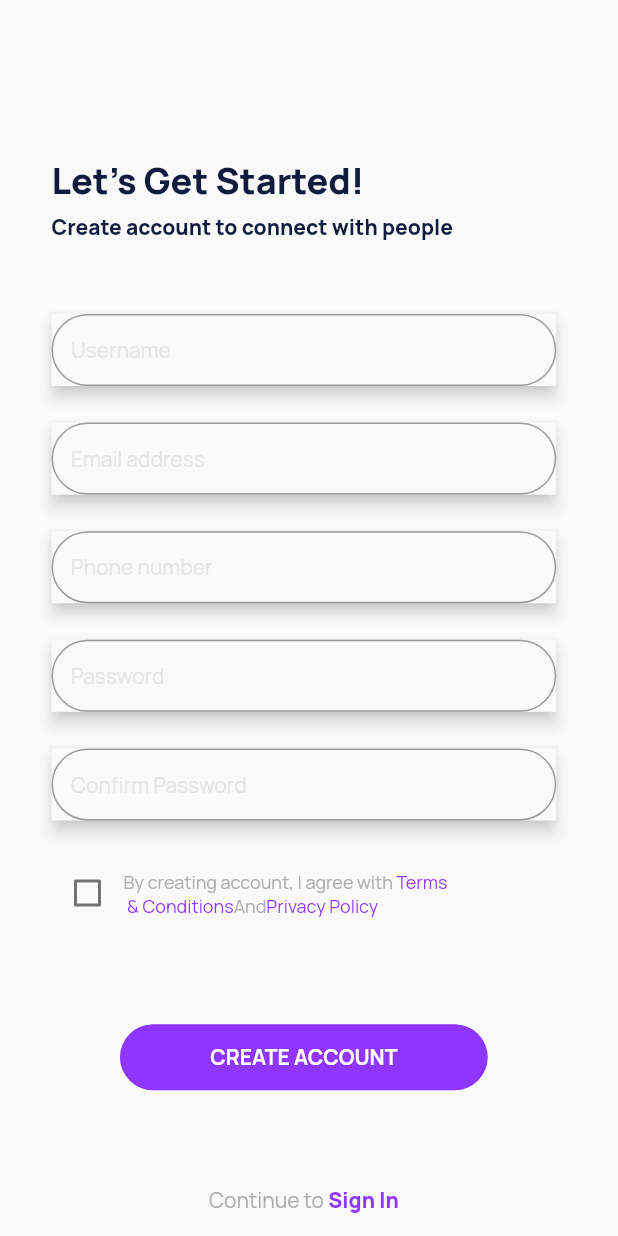
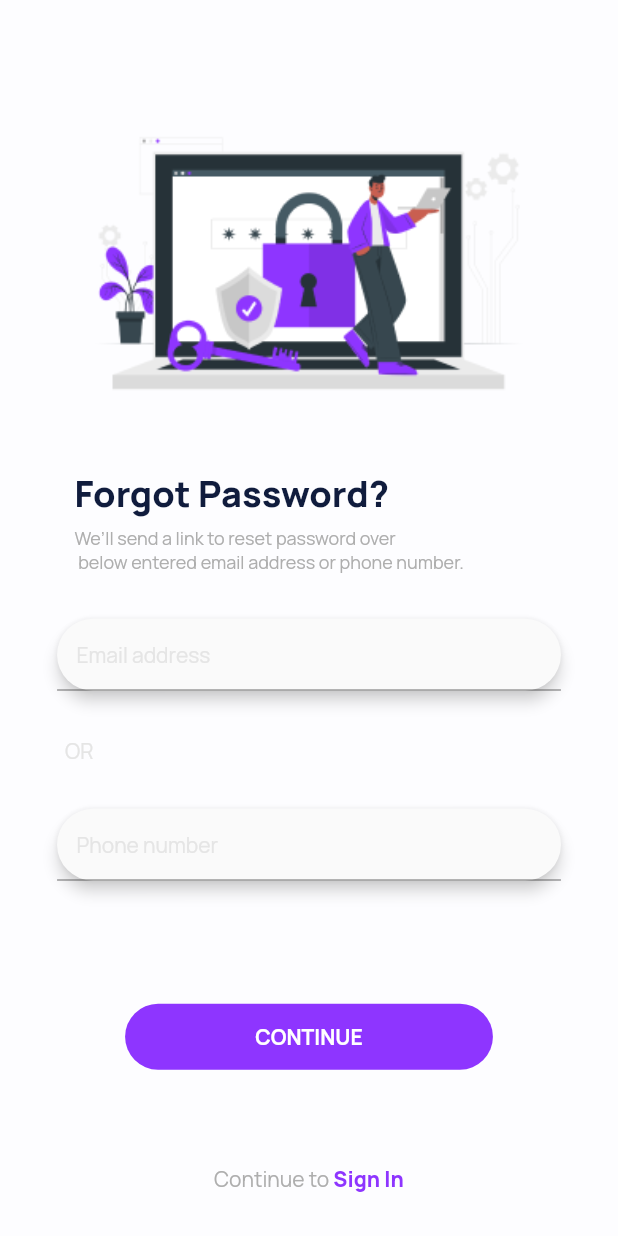
Before and after one commit to nehmajmudar/MateVibes, a Flutter app: the screen it shows after launch, on a phone screen of 412 x 824 dp. Run offline on Flutter 3.47's test engine with Material 2 defaults, Android fonts, the light colour scheme and no system bars.

Commit message:
Forgot password screen

```diff
--- a/lib/main.dart
+++ b/lib/main.dart
@@ -1,4 +1,5 @@
 import 'package:flutter/material.dart';
+import 'package:matevibes/screens/forgot_password.dart';
 import 'package:matevibes/screens/sign_in.dart';
 import 'package:matevibes/screens/sign_up.dart';
 
@@ -13,7 +14,7 @@ class MyApp extends StatelessWidget {
     return MaterialApp(
       initialRoute: '/',
       routes: {
-        '/': (context) => SignUp(),
+        '/': (context) => ForgotPassword(),
       },
     );
   }
--- a/lib/res/app_colors.dart
+++ b/lib/res/app_colors.dart
@@ -9,4 +9,6 @@ class AppColors{
   static Color colorWhite=Color(0xFFffffff);
   static Color colorLetsGetStarted=Color(0xFF101c3d);
   static Color colorCreateAccountToConnect=Color(0xFFaeaeae);
+  static Color colorBackgroundColor=Color(0xFFfdfdff);
+  static LinearGradient colorMateVibes=LinearGradient(colors: [Color(0xFF8e35ff),Color(0xFFffa030)]);
 }
--- a/lib/res/app_string.dart
+++ b/lib/res/app_string.dart
@@ -23,4 +23,8 @@ class AppString{
   static String txtPasswordLengthMoreThan6="Password length should be more than 6 characters";
   static String txtEnterValidPhoneNo="Enter valid phone number";
   static String txtPleaseSelectCheckBox="Please select the checkbox.";
+  static String txtMateVibes="MateVibes";
+  static String txtForgotPasswordText="We’ll send a link to reset password over\n below entered email address or phone number.";
+  static String txtOR="OR";
+  static String txtContinue="continue";
 }
--- /dev/null
+++ b/lib/screens/forgot_password.dart
@@ -0,0 +1,127 @@
+import 'package:flutter/cupertino.dart';
+import 'package:flutter/gestures.dart';
+import 'package:flutter/material.dart';
+import 'package:matevibes/res/app_colors.dart';
+import 'package:matevibes/res/app_string.dart';
+
+class ForgotPassword extends StatefulWidget {
+  const ForgotPassword({Key? key}) : super(key: key);
+
+  @override
+  _ForgotPasswordState createState() => _ForgotPasswordState();
+}
+
+class _ForgotPasswordState extends State<ForgotPassword> {
+  @override
+  Widget build(BuildContext context) {
+    return Scaffold(
+      backgroundColor: AppColors.colorBackgroundColor,
+      body: SingleChildScrollView(
+        child: Padding(
+          padding: EdgeInsets.only(top: MediaQuery.of(context).size.height/9.76,bottom: MediaQuery.of(context).size.height/18.75),
+          child: Column(
+            children: [
+              Container(
+                width: MediaQuery.of(context).size.width/1.25,
+                height: MediaQuery.of(context).size.height/4.51,
+                margin: EdgeInsets.only(bottom: MediaQuery.of(context).size.height/18.26,
+                left: MediaQuery.of(context).size.width/10,right: MediaQuery.of(context).size.width/10),
+                decoration: BoxDecoration(
+                  image: DecorationImage(image: AssetImage('lib/assets/images/forgot_password_img.png',),fit: BoxFit.cover)
+                ),
+              ),
+              Container(
+                alignment: Alignment.topLeft,
+                margin: EdgeInsets.only(left: MediaQuery.of(context).size.width/8.29, bottom: 5),
+                child: Text(AppString.txtForgotPassword,style: TextStyle(color: AppColors.colorLetsGetStarted,fontSize: 24,fontWeight: FontWeight.w800,fontFamily: 'Manrope'),),
+              ),
+              Container(
+                alignment: Alignment.topLeft,
+                margin: EdgeInsets.only(left: MediaQuery.of(context).size.width/8.29),
+                child: Text(AppString.txtForgotPasswordText,style: TextStyle(color: AppColors.colorForgotPassword,fontSize: 12,fontWeight: FontWeight.w400,fontFamily: 'Manrope'),)
+              ),
+              Container(
+                margin: EdgeInsets.symmetric(vertical: MediaQuery.of(context).size.height/27.22,horizontal: MediaQuery.of(context).size.width/10.83),
+                child: Material(
+                  borderRadius: BorderRadius.all(Radius.circular(50)),
+                  // borderOnForeground: false,
+                  child: TextFormField(
+                    decoration: InputDecoration(
+                      contentPadding: EdgeInsets.all(13),
+                      hintText: AppString.txtEmailAddress,
+                      hintStyle: TextStyle(fontSize: 14,fontWeight: FontWeight.w400,color: AppColors.colorHintText,fontFamily: 'Manrope'),
+                    ),
+                  ),
+                  shadowColor: AppColors.colorHintText,
+                  elevation: 4,
+                ),
+              ),
+              Row(
+                children: [
+                  Container(
+                    margin: EdgeInsets.only(left: MediaQuery.of(context).size.width/9.51,right: MediaQuery.of(context).size.width/32.5,bottom: MediaQuery.of(context).size.height/28.13),
+                    child: Text(AppString.txtOR,style: TextStyle(fontSize: 14,fontWeight: FontWeight.w400,color: AppColors.colorHintText,fontFamily: 'Manrope',),)
+                  ),
+                  Divider(
+                    indent: MediaQuery.of(context).size.width/6.61,
+                    height: 20,
+                    thickness: 20,
+                    color: AppColors.colorRed,
+                  ),
+                ],
+              ),
+              Container(
+                margin: EdgeInsets.only(bottom: MediaQuery.of(context).size.height/10.04,right: MediaQuery.of(context).size.width/10.83,left: MediaQuery.of(context).size.width/10.83),
+                child: Material(
+                  borderRadius: BorderRadius.all(Radius.circular(50)),
+                  // borderOnForeground: false,
+                  child: TextFormField(
+                    decoration: InputDecoration(
+                      contentPadding: EdgeInsets.all(13),
+                      hintText: AppString.txtPhoneNumber,
+                      hintStyle: TextStyle(fontSize: 14,fontWeight: FontWeight.w400,color: AppColors.colorHintText,fontFamily: 'Manrope'),
+                    ),
+                  ),
+                  shadowColor: AppColors.colorHintText,
+                  elevation: 4,
+                ),
+              ),
+              Center(
+                child: GestureDetector(
+                  child: Container(
+                    margin: EdgeInsets.only(bottom: MediaQuery.of(context).size.height/12.98),
+                    width: MediaQuery.of(context).size.width/1.68,
+                    height: MediaQuery.of(context).size.height/18.75,
+                    decoration: BoxDecoration(
+                        color: AppColors.colorSignInButton,
+                        borderRadius: BorderRadius.all(Radius.circular(50))
+                    ),
+                    alignment: Alignment.center,
+                    child: Text(AppString.txtContinue.toUpperCase(),style: TextStyle(fontSize: 14,color: AppColors.colorWhite,fontWeight: FontWeight.w700,fontFamily: 'Manrope'),),
+                  ),
+                ),
+              ),
+              Center(
+                child: RichText(
+                  text: TextSpan(
+                      children: [
+                        TextSpan(
+                          text: AppString.txtContinueTo,
+                          style: TextStyle(fontSize: 14,color: AppColors.colorForgotPassword,fontWeight: FontWeight.w400,fontFamily: 'Manrope'),),
+                        TextSpan(
+                            text: AppString.txtSignIn,
+                            style: TextStyle(fontSize: 14,color: AppColors.colorSignInButton,fontWeight: FontWeight.w800,fontFamily: 'Manrope'),
+                            recognizer: TapGestureRecognizer()
+                              ..onTap=(){}
+                        )
+                      ]
+                  ),
+                ),
+              )
+            ],
+          ),
+        ),
+      ),
+    );
+  }
+}
--- a/lib/screens/sign_in.dart
+++ b/lib/screens/sign_in.dart
@@ -18,12 +18,14 @@ class _SignInState extends State<SignIn> {
     return Form(
       key: _formKey,
       child: Scaffold(
-        backgroundColor: AppColors.colorWhite,
+        backgroundColor: AppColors.colorBackgroundColor,
         body: SingleChildScrollView(
           child: Column(
             children: [
               Container(
-                color: AppColors.colorRed,
+                decoration: BoxDecoration(
+                  image: DecorationImage(image: AssetImage('lib/assets/images/login_bgimage.png'),fit: BoxFit.cover)
+                ),
                 width: MediaQuery.of(context).size.width,
                 height: MediaQuery.of(context).size.height/4,
                 margin: EdgeInsets.only(bottom: 64),
@@ -42,14 +44,13 @@ class _SignInState extends State<SignIn> {
                       margin: EdgeInsets.only(bottom: MediaQuery.of(context).size.height/18,),
                     ),
                     Material(
+                      borderRadius: BorderRadius.all(Radius.circular(50)),
+                      borderOnForeground: false,
                       child: TextFormField(
                         decoration: InputDecoration(
                           contentPadding: EdgeInsets.all(13),
                           hintText: AppString.txtEmailAddress,
                           hintStyle: TextStyle(fontSize: 14,fontWeight: FontWeight.w400,color: AppColors.colorHintText,fontFamily: 'Manrope'),
-                          border: OutlineInputBorder(
-                            borderRadius: BorderRadius.all(Radius.circular(50)),
-                          ),
                         ),
                         validator: (value){
                           if(value!.isEmpty || !RegExp(r"^[a-zA-Z0-9.a-zA-Z0-9.!#$%&'*+-/=?^_`{|}~]+@[a-zA-Z0-9]+\.[a-zA-Z]+").hasMatch(value)){
@@ -65,15 +66,14 @@ class _SignInState extends State<SignIn> {
                       height: MediaQuery.of(context).size.height/33.76,
                     ),
                     Material(
+                      borderRadius: BorderRadius.all(Radius.circular(50)),
+                      borderOnForeground: false,
                       child: TextFormField(
                         obscureText: true,
                         decoration: InputDecoration(
                           contentPadding: EdgeInsets.all(13),
                           hintText: AppString.txtPassword,
                           hintStyle: TextStyle(fontSize: 14,fontWeight: FontWeight.w400,color: AppColors.colorHintText,fontFamily: 'Manrope'),
-                          border: OutlineInputBorder(
-                            borderRadius: BorderRadius.all(Radius.circular(50)),
-                          ),
                         ),
                         validator: (value){
                           if(value!.length<=6 || value.isEmpty){
--- a/lib/screens/sign_up.dart
+++ b/lib/screens/sign_up.dart
@@ -21,6 +21,7 @@ class _SignUpState extends State<SignUp> {
     return Form(
       key: _formKey,
       child: Scaffold(
+        backgroundColor: AppColors.colorBackgroundColor,
         body: SingleChildScrollView(
           child: Padding(
             padding: EdgeInsets.only(left: MediaQuery.of(context).size.width/12,right: MediaQuery.of(context).size.width/10,bottom: MediaQuery.of(context).size.height/18.75),
@@ -36,14 +37,13 @@ class _SignUpState extends State<SignUp> {
                   child: Text(AppString.txtCreateAccountToConnect,style: TextStyle(color: AppColors.colorLetsGetStarted,fontSize: 14,fontWeight: FontWeight.w800,fontFamily: 'Manrope'),),
                 ),
                 Material(
+                  borderRadius: BorderRadius.all(Radius.circular(50)),
+                  borderOnForeground: false,
                   child: TextFormField(
                     decoration: InputDecoration(
                       contentPadding: EdgeInsets.all(13),
                       hintText: AppString.txtUsername,
                       hintStyle: TextStyle(fontSize: 14,fontWeight: FontWeight.w400,color: AppColors.colorHintText,fontFamily: 'Manrope'),
-                      border: OutlineInputBorder(
-                        borderRadius: BorderRadius.all(Radius.circular(50)),
-                      ),
                     ),
                     validator: (value){
                       if(value!.isEmpty){
@@ -59,14 +59,13 @@ class _SignUpState extends State<SignUp> {
                   height: MediaQuery.of(context).size.height/33.76,
                 ),
                 Material(
+                  borderRadius: BorderRadius.all(Radius.circular(50)),
+                  borderOnForeground: false,
                   child: TextFormField(
                     decoration: InputDecoration(
                       contentPadding: EdgeInsets.all(13),
                       hintText: AppString.txtEmailAddress,
                       hintStyle: TextStyle(fontSize: 14,fontWeight: FontWeight.w400,color: AppColors.colorHintText,fontFamily: 'Manrope'),
-                      border: OutlineInputBorder(
-                        borderRadius: BorderRadius.all(Radius.circular(50)),
-                      ),
                     ),
                     validator: (value){
                       if(value!.isEmpty || !RegExp(r"^[a-zA-Z0-9.a-zA-Z0-9.!#$%&'*+-/=?^_`{|}~]+@[a-zA-Z0-9]+\.[a-zA-Z]+").hasMatch(value)){
@@ -82,14 +81,13 @@ class _SignUpState extends State<SignUp> {
                   height: MediaQuery.of(context).size.height/33.76,
                 ),
                 Material(
+                  borderRadius: BorderRadius.all(Radius.circular(50)),
+                  borderOnForeground: false,
                   child: TextFormField(
                     decoration: InputDecoration(
                       contentPadding: EdgeInsets.all(13),
                       hintText: AppString.txtPhoneNumber,
                       hintStyle: TextStyle(fontSize: 14,fontWeight: FontWeight.w400,color: AppColors.colorHintText,fontFamily: 'Manrope'),
-                      border: OutlineInputBorder(
-                        borderRadius: BorderRadius.all(Radius.circular(50)),
-                      ),
                     ),
                     validator: (value){
                       if(value!.isEmpty || !RegExp(r"^[0-9]{10}$").hasMatch(value)){
@@ -105,15 +103,14 @@ class _SignUpState extends State<SignUp> {
                   height: MediaQuery.of(context).size.height/33.76,
                 ),
                 Material(
+                  borderRadius: BorderRadius.all(Radius.circular(50)),
+                  borderOnForeground: false,
                   child: TextFormField(
                     obscureText: true,
                     decoration: InputDecoration(
                       contentPadding: EdgeInsets.all(13),
                       hintText: AppString.txtPassword,
                       hintStyle: TextStyle(fontSize: 14,fontWeight: FontWeight.w400,color: AppColors.colorHintText,fontFamily: 'Manrope'),
-                      border: OutlineInputBorder(
-                        borderRadius: BorderRadius.all(Radius.circular(50)),
-                      ),
                     ),
                     validator: (value){
                       if(value!.length<=6 || value.isEmpty){
@@ -129,15 +126,14 @@ class _SignUpState extends State<SignUp> {
                   height: MediaQuery.of(context).size.height/33.76,
                 ),
                 Material(
+                  borderRadius: BorderRadius.all(Radius.circular(50)),
+                  borderOnForeground: false,
                   child: TextFormField(
                     obscureText: true,
                     decoration: InputDecoration(
                       contentPadding: EdgeInsets.all(13),
                       hintText: AppString.txtConfirmPassword,
                       hintStyle: TextStyle(fontSize: 14,fontWeight: FontWeight.w400,color: AppColors.colorHintText,fontFamily: 'Manrope'),
-                      border: OutlineInputBorder(
-                        borderRadius: BorderRadius.all(Radius.circular(50)),
-                      ),
                     ),
                     validator: (value){
                       if(value!.length<=6 || value.isEmpty){
```
Also changed, not shown: pubspec.yaml (+9 -3 lines), lib/assets/images/MateVibes_logo.png (added), lib/assets/images/forgot_password_img.png (added), lib/assets/images/login_bgimage.png (added), lib/res/app_fonts/Pacifico-Regular.ttf (added).
